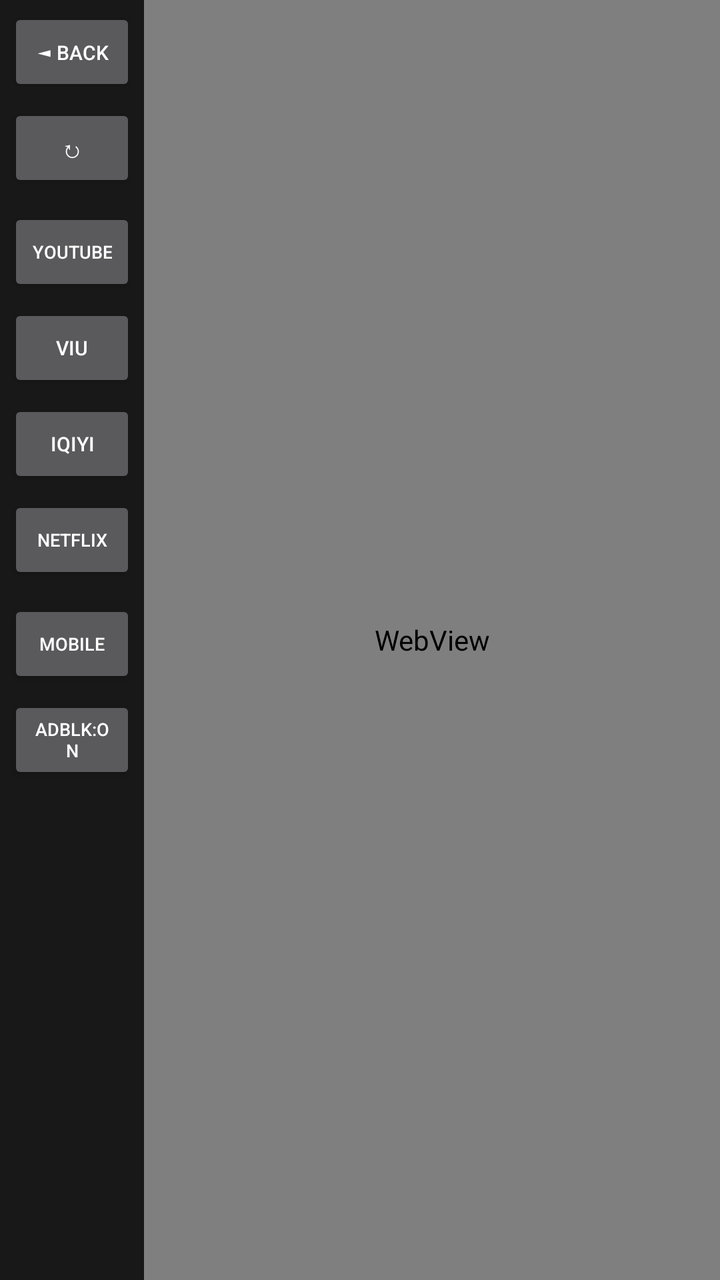
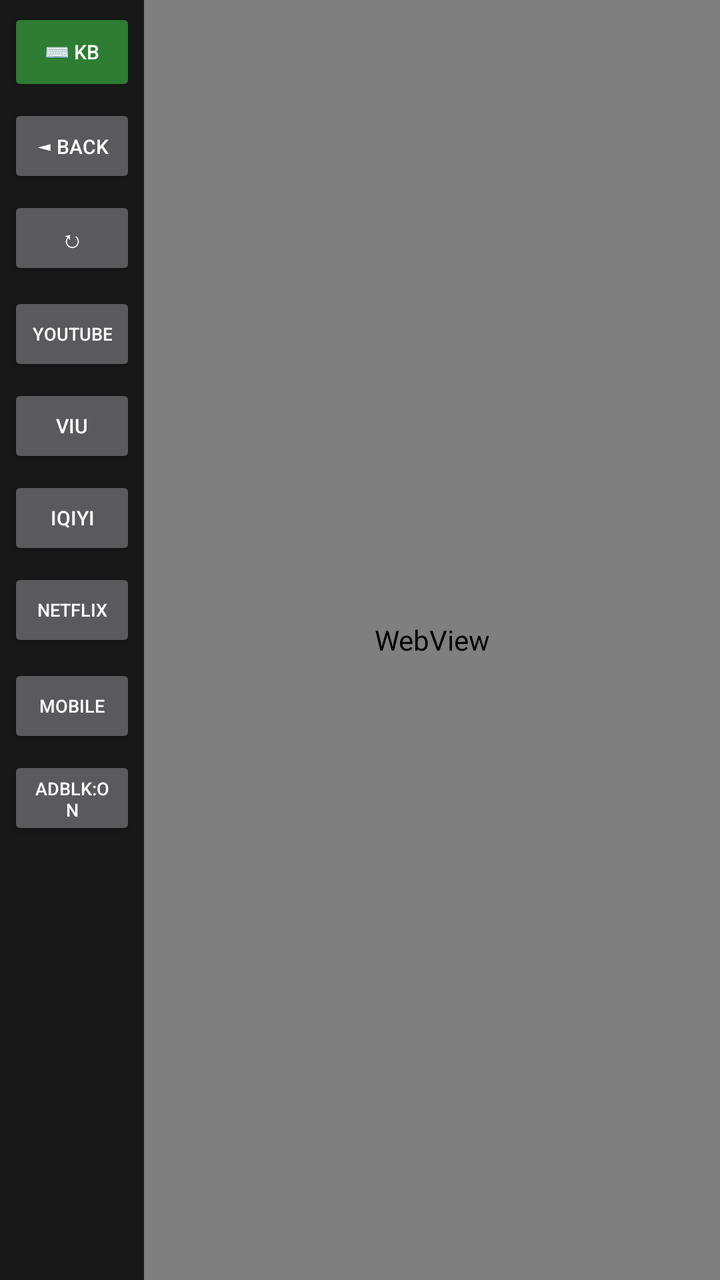

The first picture is an Android layout as it rendered before a commit; the second is the same layout after the commit. The layout source and the unified diff follow.
<!-- AndroidManifest.xml: application theme Theme.AppCompat.NoActionBar -->
<!-- res/layout/activity_car_webview.xml -->
<?xml version="1.0" encoding="utf-8"?>
<LinearLayout xmlns:android="http://schemas.android.com/apk/res/android"
    android:layout_width="match_parent"
    android:layout_height="match_parent"
    android:orientation="horizontal"
    android:background="#000000">

    <ScrollView
        android:layout_width="72dp"
        android:layout_height="match_parent"
        android:background="#181818">

        <LinearLayout
            android:layout_width="match_parent"
            android:layout_height="wrap_content"
            android:orientation="vertical"
            android:gravity="center_horizontal"
            android:padding="4dp">

            <Button
                android:id="@+id/btnBack"
                android:layout_width="match_parent"
                android:layout_height="44dp"
                android:text="◄ Back"
                android:textSize="10sp" />

            <Button
                android:id="@+id/btnReload"
                android:layout_width="match_parent"
                android:layout_height="44dp"
                android:layout_marginTop="4dp"
                android:text="↻"
                android:textSize="12sp" />

            <Button
                android:id="@+id/btnYT"
                android:layout_width="match_parent"
                android:layout_height="44dp"
                android:layout_marginTop="8dp"
                android:text="YouTube"
                android:textSize="9sp" />

            <Button
                android:id="@+id/btnViu"
                android:layout_width="match_parent"
                android:layout_height="44dp"
                android:layout_marginTop="4dp"
                android:text="Viu"
                android:textSize="10sp" />

            <Button
                android:id="@+id/btnIqiyi"
                android:layout_width="match_parent"
                android:layout_height="44dp"
                android:layout_marginTop="4dp"
                android:text="iQiyi"
                android:textSize="10sp" />

            <Button
                android:id="@+id/btnNetflix"
                android:layout_width="match_parent"
                android:layout_height="44dp"
                android:layout_marginTop="4dp"
                android:text="Netflix"
                android:textSize="9sp" />

            <Button
                android:id="@+id/btnMode"
                android:layout_width="match_parent"
                android:layout_height="44dp"
                android:layout_marginTop="8dp"
                android:text="Mobile"
                android:textSize="9sp" />

            <Button
                android:id="@+id/btnAdBlock"
                android:layout_width="match_parent"
                android:layout_height="44dp"
                android:layout_marginTop="4dp"
                android:text="AdBlk:ON"
                android:textSize="9sp" />

        </LinearLayout>
    </ScrollView>

    <WebView
        android:id="@+id/carWebView"
        android:layout_width="0dp"
        android:layout_height="match_parent"
        android:layout_weight="1" />

</LinearLayout>
<!-- resources referenced by this layout -->
<resources>

</resources>

<!-- the commit's change to res/layout/activity_car_webview.xml (unified diff, before → after) -->
@@ -5,6 +5,7 @@
     android:orientation="horizontal"
     android:background="#000000">
 
+    
     <ScrollView
         android:layout_width="72dp"
         android:layout_height="match_parent"
@@ -18,16 +19,26 @@
             android:padding="4dp">
 
             <Button
+                android:id="@+id/btnKeyboard"
+                android:layout_width="match_parent"
+                android:layout_height="44dp"
+                android:backgroundTint="#2E7D32"
+                android:text="⌨️ KB"
+                android:textColor="#FFFFFF"
+                android:textSize="10sp" />
+
+            <Button
                 android:id="@+id/btnBack"
                 android:layout_width="match_parent"
-                android:layout_height="44dp"
+                android:layout_height="42dp"
+                android:layout_marginTop="4dp"
                 android:text="◄ Back"
                 android:textSize="10sp" />
 
             <Button
                 android:id="@+id/btnReload"
                 android:layout_width="match_parent"
-                android:layout_height="44dp"
+                android:layout_height="42dp"
                 android:layout_marginTop="4dp"
                 android:text="↻"
                 android:textSize="12sp" />
@@ -35,15 +46,15 @@
             <Button
                 android:id="@+id/btnYT"
                 android:layout_width="match_parent"
-                android:layout_height="44dp"
-                android:layout_marginTop="8dp"
+                android:layout_height="42dp"
+                android:layout_marginTop="6dp"
                 android:text="YouTube"
                 android:textSize="9sp" />
 
             <Button
                 android:id="@+id/btnViu"
                 android:layout_width="match_parent"
-                android:layout_height="44dp"
+                android:layout_height="42dp"
                 android:layout_marginTop="4dp"
                 android:text="Viu"
                 android:textSize="10sp" />
@@ -51,7 +62,7 @@
             <Button
                 android:id="@+id/btnIqiyi"
                 android:layout_width="match_parent"
-                android:layout_height="44dp"
+                android:layout_height="42dp"
                 android:layout_marginTop="4dp"
                 android:text="iQiyi"
                 android:textSize="10sp" />
@@ -59,7 +70,7 @@
             <Button
                 android:id="@+id/btnNetflix"
                 android:layout_width="match_parent"
-                android:layout_height="44dp"
+                android:layout_height="42dp"
                 android:layout_marginTop="4dp"
                 android:text="Netflix"
                 android:textSize="9sp" />
@@ -67,15 +78,15 @@
             <Button
                 android:id="@+id/btnMode"
                 android:layout_width="match_parent"
-                android:layout_height="44dp"
-                android:layout_marginTop="8dp"
+                android:layout_height="42dp"
+                android:layout_marginTop="6dp"
                 android:text="Mobile"
                 android:textSize="9sp" />
 
             <Button
                 android:id="@+id/btnAdBlock"
                 android:layout_width="match_parent"
-                android:layout_height="44dp"
+                android:layout_height="42dp"
                 android:layout_marginTop="4dp"
                 android:text="AdBlk:ON"
                 android:textSize="9sp" />
@@ -83,10 +94,29 @@
         </LinearLayout>
     </ScrollView>
 
-    <WebView
-        android:id="@+id/carWebView"
+    
+    <LinearLayout
         android:layout_width="0dp"
         android:layout_height="match_parent"
-        android:layout_weight="1" />
+        android:layout_weight="1"
+        android:orientation="vertical">
+
+        <WebView
+            android:id="@+id/carWebView"
+            android:layout_width="match_parent"
+            android:layout_height="0dp"
+            android:layout_weight="1" />
+
+        
+        <LinearLayout
+            android:id="@+id/keyboardContainer"
+            android:layout_width="match_parent"
+            android:layout_height="wrap_content"
+            android:orientation="vertical"
+            android:background="#202124"
+            android:padding="4dp"
+            android:visibility="gone" />
+
+    </LinearLayout>
 
 </LinearLayout>
